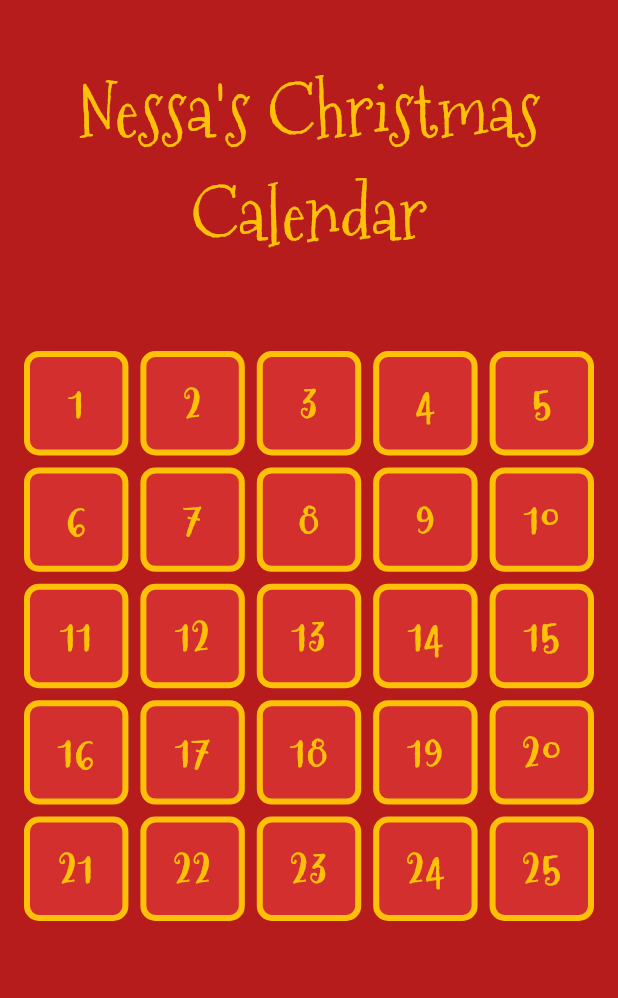
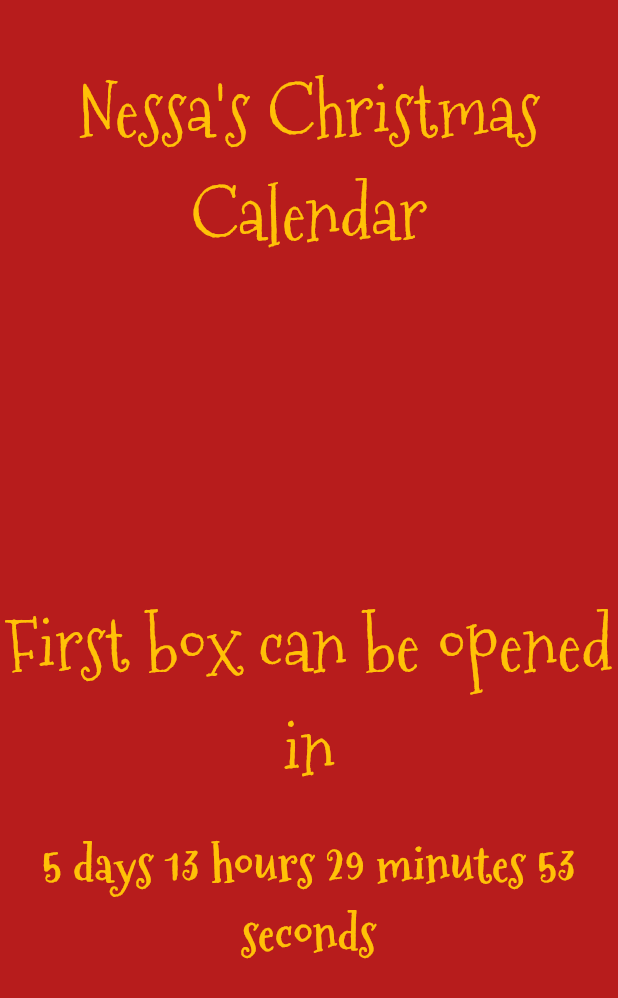
Before and after one commit to RobertBrunhage/ccalendar, a Flutter app: the screen it shows after launch, on a phone screen of 412 x 824 dp. Shown: the top 998 px of the screen. Run offline on Flutter 3.47's test engine with Material 3 defaults, Android fonts, the phone set to English and light mode, and no system bars; our stand-ins replace confetti, shared_preferences.

Commit message:
feat: add countdown timer

```diff
--- a/lib/calendar/calender_view.dart
+++ b/lib/calendar/calender_view.dart
@@ -1,3 +1,4 @@
+import 'dart:async';
 import 'dart:math';
 
 import 'package:ccalender/generated/l10n.dart';
@@ -22,6 +23,9 @@ class CalendarView extends StatefulWidget {
 }
 
 class _CalendarViewState extends State<CalendarView> {
+  late Timer _timer;
+  DateTime currentDate = DateTime.now();
+
   List<Box> boxes = [
     Box(openedText: 'Sale on gumroad 15% off on 5 avatars'),
     Box(openedText: '15% off total price on commission 2 slots'),
@@ -67,6 +71,11 @@ class _CalendarViewState extends State<CalendarView> {
   @override
   void initState() {
     super.initState();
+    _timer = Timer.periodic(const Duration(seconds: 1), (timer) {
+      setState(() {
+        currentDate = DateTime.now();
+      });
+    });
     constantSnowController.play();
     for (int i = 0; i < 25; i++) {
       final isOpened =
@@ -161,6 +170,7 @@ class _CalendarViewState extends State<CalendarView> {
             textAlign: TextAlign.center,
           ),
           const SizedBox(height: 40.0),
+          if (currentDate.month == 12)
             Expanded(
               child: Padding(
                 padding: const EdgeInsets.all(8.0),
@@ -172,9 +182,8 @@ class _CalendarViewState extends State<CalendarView> {
                   children: List.generate(
                     25,
                     (index) {
-                    DateTime currentDate = DateTime.now();
-                    bool isOpenable =
-                        currentDate.month == 11 && currentDate.day >= index + 1;
+                      bool isOpenable = currentDate.month == 12 &&
+                          currentDate.day >= index + 1;
                       final date = boxes[index];
 
                       return CalendarBox(
@@ -217,6 +226,24 @@ class _CalendarViewState extends State<CalendarView> {
                   ),
                 ),
               ),
+            )
+          else
+            Expanded(
+              child: Column(
+                mainAxisAlignment: MainAxisAlignment.center,
+                children: [
+                  Text(
+                    S.of(context).opensIn,
+                    style: Styles$Texts.mega.copyWith(color: Colors.amber),
+                    textAlign: TextAlign.center,
+                  ),
+                  const SizedBox(height: 20),
+                  CountdownWidget(
+                    targetDate: DateTime(2023, 12, 1),
+                    currentDate: currentDate,
+                  ),
+                ],
+              ),
             ),
         ],
       ),
@@ -227,6 +254,7 @@ class _CalendarViewState extends State<CalendarView> {
   dispose() {
     popupConfettiController.dispose();
     constantSnowController.dispose();
+    _timer.cancel();
     super.dispose();
   }
 }
@@ -277,3 +305,74 @@ class _CalendarBoxState extends State<CalendarBox> {
     );
   }
 }
+
+class CountdownWidget extends StatefulWidget {
+  const CountdownWidget(
+      {super.key, required this.currentDate, required this.targetDate});
+
+  final DateTime targetDate;
+  final DateTime currentDate;
+
+  @override
+  State createState() => _CountdownWidgetState();
+}
+
+class _CountdownWidgetState extends State<CountdownWidget> {
+  Duration _remainingTime = const Duration();
+
+  @override
+  initState() {
+    super.initState();
+    _calculateCountdown();
+  }
+
+  @override
+  void didUpdateWidget(covariant CountdownWidget oldWidget) {
+    super.didUpdateWidget(oldWidget);
+    _calculateCountdown();
+  }
+
+  void _calculateCountdown() {
+    Duration remainingTime = widget.targetDate.difference(widget.currentDate);
+
+    setState(() {
+      _remainingTime = remainingTime;
+    });
+  }
+
+  @override
+  Widget build(BuildContext context) {
+    int days = _remainingTime.inDays;
+    int hours = _remainingTime.inHours % 24;
+    int minutes = _remainingTime.inMinutes % 60;
+    int seconds = _remainingTime.inSeconds % 60;
+
+    return switch ((days, hours, minutes, seconds)) {
+      (0, 0, 0, 0) => Text(
+          '',
+          style: Styles$Texts.xxxlMedium.copyWith(color: Colors.amber),
+          textAlign: TextAlign.center,
+        ),
+      (0, 0, 0, _) => Text(
+          S.of(context).secondsRemaining(seconds),
+          style: Styles$Texts.xxxlMedium.copyWith(color: Colors.amber),
+          textAlign: TextAlign.center,
+        ),
+      (0, 0, _, _) => Text(
+          S.of(context).minutesRemaining(minutes, seconds),
+          style: Styles$Texts.xxxlMedium.copyWith(color: Colors.amber),
+          textAlign: TextAlign.center,
+        ),
+      (0, _, _, _) => Text(
+          S.of(context).hoursRemaining(hours, minutes, seconds),
+          style: Styles$Texts.xxxlMedium.copyWith(color: Colors.amber),
+          textAlign: TextAlign.center,
+        ),
+      (_, _, _, _) => Text(
+          S.of(context).allTimeRemaining(days, hours, minutes, seconds),
+          style: Styles$Texts.xxxlMedium.copyWith(color: Colors.amber),
+          textAlign: TextAlign.center,
+        )
+    };
+  }
+}
--- a/lib/l10n/intl_en.arb
+++ b/lib/l10n/intl_en.arb
@@ -3,5 +3,10 @@
   "failedToLoad": "ops, something went wrong, try again.",
   "close": "Close",
   "title": "Nessa's Christmas Calendar",
+  "allTimeRemaining": "{days} {days,plural, =1{day} other{days}} {hours} {hours,plural, =1{hour} other{hours}} {minutes} {minutes,plural, =1{minute} other{minutes}} {seconds} {seconds,plural, =1{second} other{seconds}}",
+  "hoursRemaining": "{hours} {hours,plural, =1{hour} other{hours}} {minutes} {minutes,plural, =1{minute} other{minutes}} {seconds} {seconds,plural, =1{second} other{seconds}}",
+  "minutesRemaining": "{minutes} {minutes,plural, =1{minute} other{minutes}} {seconds} {seconds,plural, =1{second} other{seconds}}",
+  "secondsRemaining": "{seconds} {seconds,plural, =1{second} other{seconds}}",
+  "opensIn": "First box can be opened in",
   "@_EOF": {}
 }
```
Also changed, not shown: lib/generated/intl/messages_en.dart, lib/generated/l10n.dart. Lines whose indentation alone changed are shown as unchanged.
